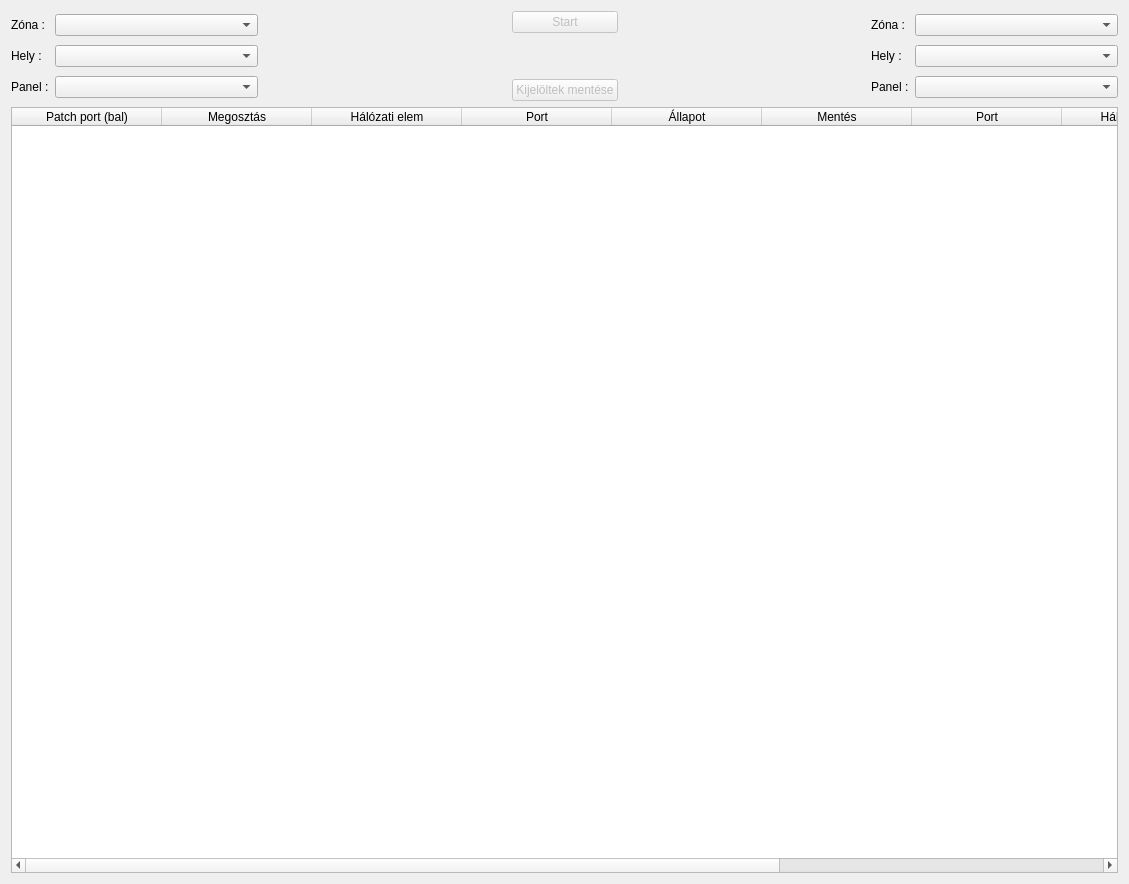
Old version of the form lv2g/deducepatch.ui in the repository csikfer/lanview2.
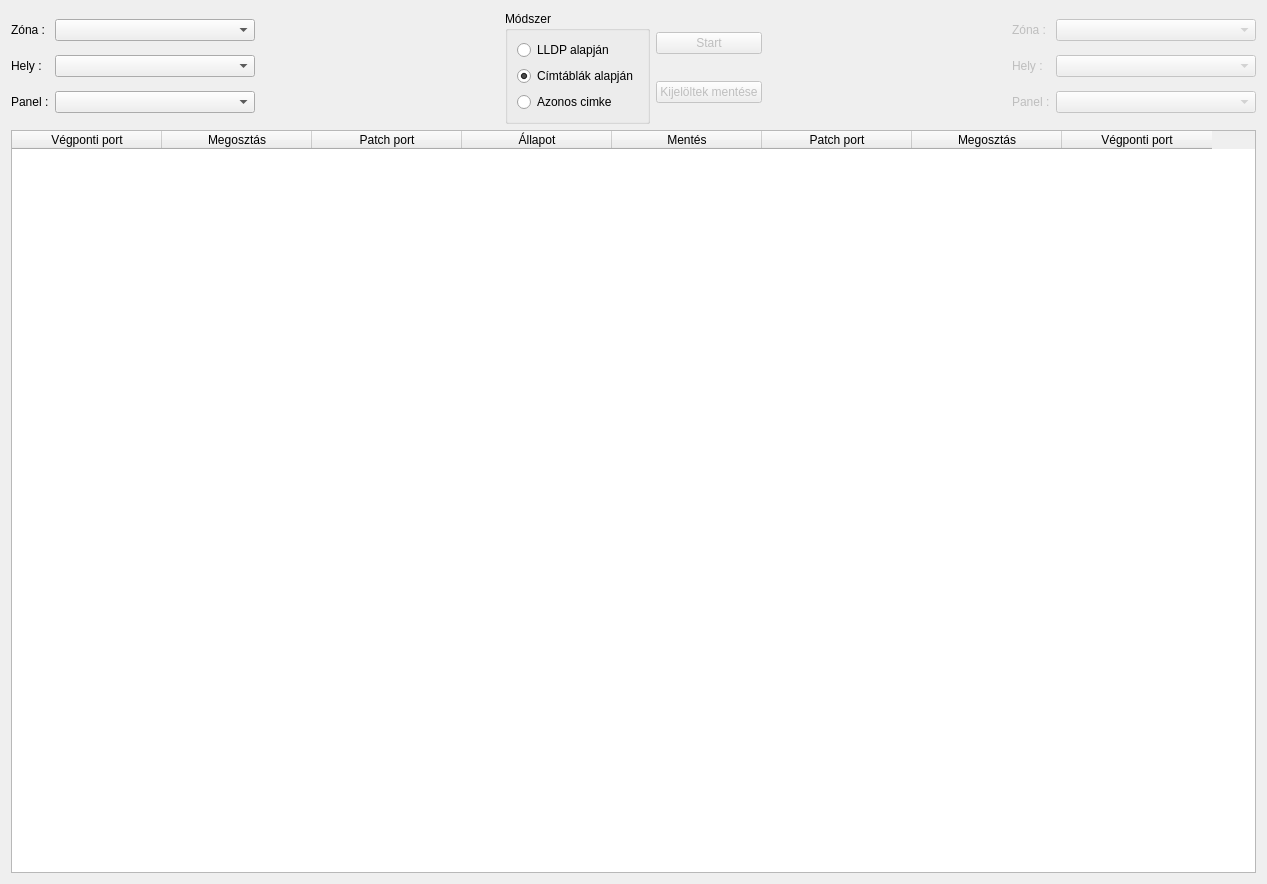
New version of the form.

Commit message: Hibajavítás (patch port beolvasás). Falikábal felfedezés (csak a címtábla szerinti mód, a megosztásoknál eljkeveredhet).

What changed in the file:
```diff
--- a/lv2g/deducepatch.ui
+++ b/lv2g/deducepatch.ui
@@ -6,7 +6,7 @@
    <rect>
     <x>0</x>
     <y>0</y>
-    <width>1129</width>
+    <width>1267</width>
     <height>884</height>
    </rect>
   </property>
@@ -70,6 +70,39 @@
        </property>
       </spacer>
      </item>
+     <item>
+      <widget class="QGroupBox" name="groupBox">
+       <property name="title">
+        <string>Módszer</string>
+       </property>
+       <layout class="QVBoxLayout" name="verticalLayout_2">
+        <item>
+         <widget class="QRadioButton" name="radioButtonLLDP">
+          <property name="text">
+           <string>LLDP alapján</string>
+          </property>
+         </widget>
+        </item>
+        <item>
+         <widget class="QRadioButton" name="radioButtonMAC">
+          <property name="text">
+           <string>Címtáblák alapján</string>
+          </property>
+          <property name="checked">
+           <bool>true</bool>
+          </property>
+         </widget>
+        </item>
+        <item>
+         <widget class="QRadioButton" name="radioButtonTag">
+          <property name="text">
+           <string>Azonos cimke</string>
+          </property>
+         </widget>
+        </item>
+       </layout>
+      </widget>
+     </item>
      <item>
       <layout class="QVBoxLayout" name="verticalLayoutButtons">
        <item>
@@ -82,19 +115,6 @@
          </property>
         </widget>
        </item>
-       <item>
-        <spacer name="verticalSpacerButtons">
-         <property name="orientation">
-          <enum>Qt::Vertical</enum>
-         </property>
-         <property name="sizeHint" stdset="0">
-          <size>
-           <width>20</width>
-           <height>40</height>
-          </size>
-         </property>
-        </spacer>
-       </item>
        <item>
         <widget class="QPushButton" name="pushButtonSave">
          <property name="enabled">
@@ -123,14 +143,20 @@
      <item>
       <layout class="QGridLayout" name="gridLayoutRight">
        <item row="0" column="0">
-        <widget class="QLabel" name="labelZoneRight">
+        <widget class="QLabel" name="labelZone2">
+         <property name="enabled">
+          <bool>false</bool>
+         </property>
          <property name="text">
           <string>Zóna :</string>
          </property>
         </widget>
        </item>
        <item row="0" column="1">
-        <widget class="QComboBox" name="comboBoxZoneRight">
+        <widget class="QComboBox" name="comboBoxZone2">
+         <property name="enabled">
+          <bool>false</bool>
+         </property>
          <property name="sizePolicy">
           <sizepolicy hsizetype="MinimumExpanding" vsizetype="Fixed">
            <horstretch>0</horstretch>
@@ -140,20 +166,34 @@
         </widget>
        </item>
        <item row="2" column="1">
-        <widget class="QComboBox" name="comboBoxPatchRight"/>
+        <widget class="QComboBox" name="comboBoxPatch2">
+         <property name="enabled">
+          <bool>false</bool>
+         </property>
+        </widget>
        </item>
        <item row="1" column="1">
-        <widget class="QComboBox" name="comboBoxPlaceRight"/>
+        <widget class="QComboBox" name="comboBoxPlace2">
+         <property name="enabled">
+          <bool>false</bool>
+         </property>
+        </widget>
        </item>
        <item row="2" column="0">
-        <widget class="QLabel" name="labelPatchRight">
+        <widget class="QLabel" name="labelPatch2">
+         <property name="enabled">
+          <bool>false</bool>
+         </property>
          <property name="text">
           <string>Panel :</string>
          </property>
         </widget>
        </item>
        <item row="1" column="0">
-        <widget class="QLabel" name="labelPlaceRight">
+        <widget class="QLabel" name="labelPlace2">
+         <property name="enabled">
+          <bool>false</bool>
+         </property>
          <property name="text">
           <string>Hely :</string>
          </property>
@@ -173,7 +213,7 @@
      </attribute>
      <column>
       <property name="text">
-       <string>Patch port (bal)</string>
+       <string>Végponti port</string>
       </property>
      </column>
      <column>
@@ -183,12 +223,7 @@
      </column>
      <column>
       <property name="text">
-       <string>Hálózati elem</string>
-      </property>
-     </column>
-     <column>
-      <property name="text">
-       <string>Port</string>
+       <string>Patch port</string>
       </property>
      </column>
      <column>
@@ -232,12 +267,7 @@
      </column>
      <column>
       <property name="text">
-       <string>Port</string>
-      </property>
-     </column>
-     <column>
-      <property name="text">
-       <string>Hálózati elem</string>
+       <string>Patch port</string>
       </property>
      </column>
      <column>
@@ -247,7 +277,7 @@
      </column>
      <column>
       <property name="text">
-       <string>Patch port (jobb)</string>
+       <string>Végponti port</string>
       </property>
      </column>
     </widget>
```
Left out of the diff: 111 changed lines with no effect on the pictures. The commit also changes 15 other files.
